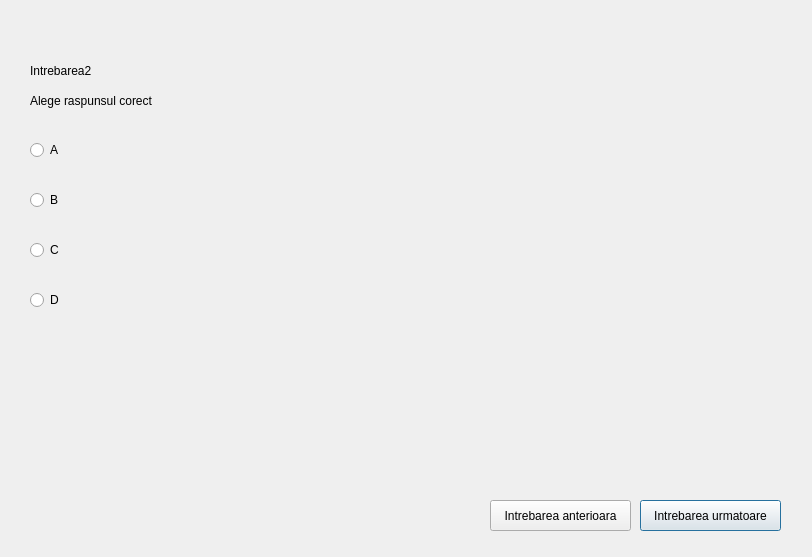
Above: Graphics_Test/PA-Graphics/secdialog.ui from rareseanu/proiect-pa before the change. Below: the same form after it.
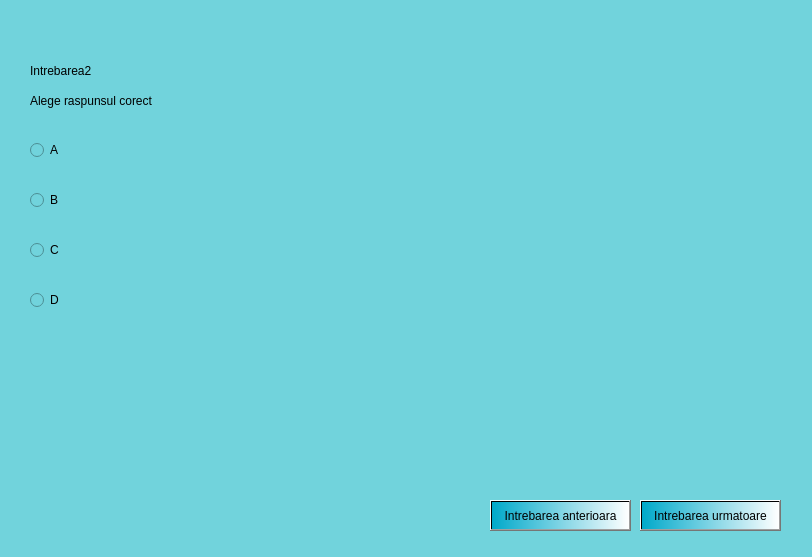
That is the form after the change.

Commit message: UPDATE:Design and visual configuration

```diff
--- a/Graphics_Test/PA-Graphics/secdialog.ui
+++ b/Graphics_Test/PA-Graphics/secdialog.ui
@@ -13,6 +13,9 @@
   <property name="windowTitle">
    <string>Dialog</string>
   </property>
+  <property name="styleSheet">
+   <string notr="true">background-color:rgb(113, 211, 220);</string>
+  </property>
   <widget class="QLabel" name="label">
    <property name="geometry">
     <rect>
@@ -87,6 +90,9 @@
      <height>31</height>
     </rect>
    </property>
+   <property name="styleSheet">
+    <string notr="true">background-color:qlineargradient(spread:reflect, x1:0, y1:0, x2:1, y2:0, stop:0 rgba(0, 169, 202, 255), stop:1 rgba(255, 255, 255, 255));</string>
+   </property>
    <property name="text">
     <string>Intrebarea urmatoare</string>
    </property>
@@ -100,6 +106,9 @@
      <height>31</height>
     </rect>
    </property>
+   <property name="styleSheet">
+    <string notr="true">background-color:qlineargradient(spread:reflect, x1:0, y1:0, x2:1, y2:0, stop:0 rgba(0, 169, 202, 255), stop:1 rgba(255, 255, 255, 255));</string>
+   </property>
    <property name="text">
     <string>Intrebarea anterioara</string>
    </property>
```
The commit also changes 5 other files.
